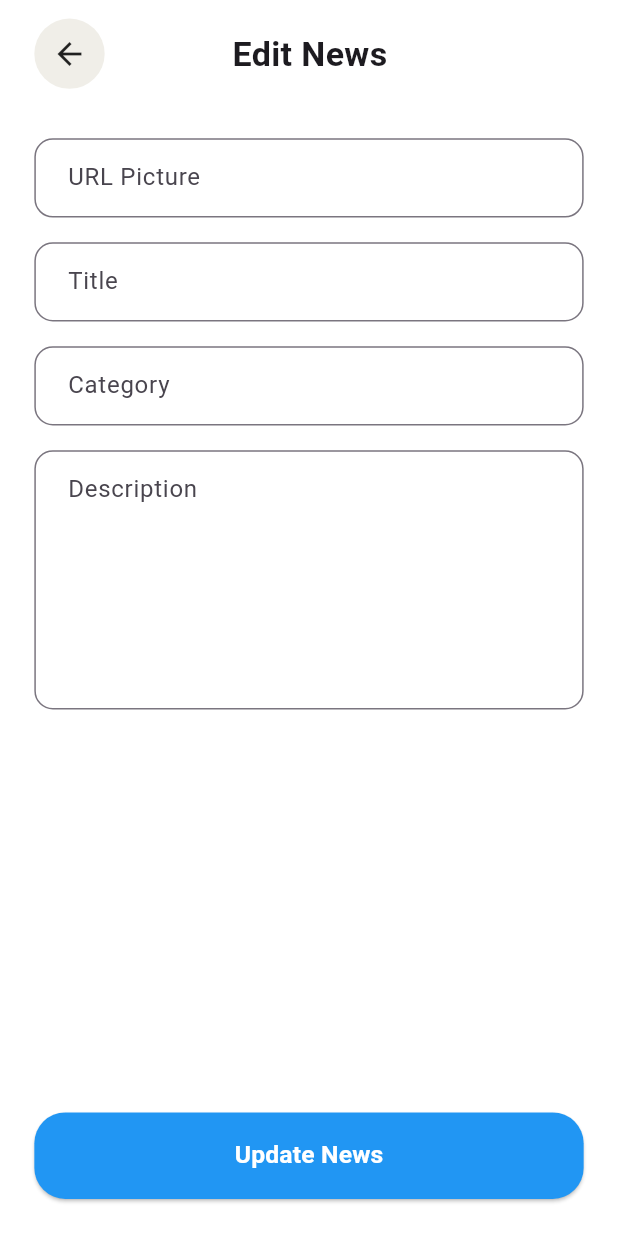
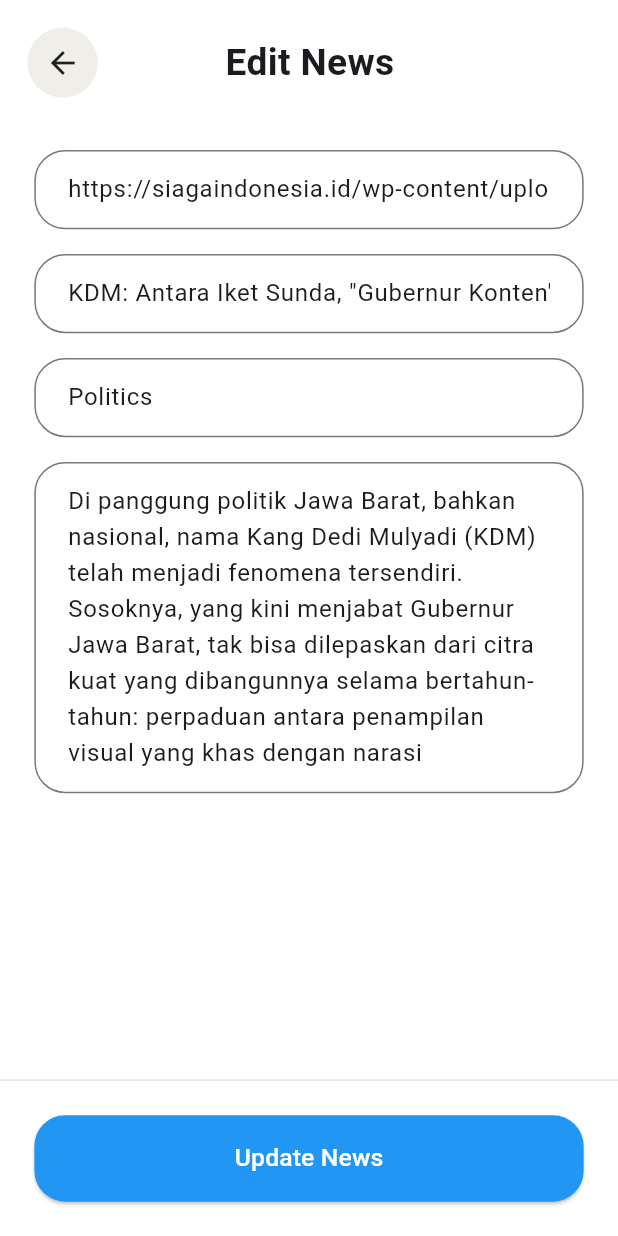
Before and after one commit to Aditia-115/ayeunews-fix, a Flutter app: the EditNewsScreen screen opened directly, on a phone screen of 412 x 824 dp. Run offline on Flutter 3.47's test engine with Material 3 defaults, Android fonts, the phone set to English and light mode, and no system bars; our stand-ins replace carousel_slider, flutter_screenutil, go_router.

Commit message:
edit news

```diff
--- a/lib/views/widgets/edit_news_screen.dart
+++ b/lib/views/widgets/edit_news_screen.dart
@@ -1,39 +1,42 @@
 import 'package:flutter/material.dart';
 import 'package:flutter_screenutil/flutter_screenutil.dart';
 
-class EditNewsScreen extends StatefulWidget {
+class EditNewsScreen extends StatelessWidget {
   const EditNewsScreen({super.key});
 
   @override
-  State<EditNewsScreen> createState() => _EditNewsScreenState();
-}
+  Widget build(BuildContext context) {
+    final imageController = TextEditingController(
+      text: 'https://siagaindonesia.id/wp-content/uploads/2025/05/581638_06243412052025_dedi_mulyadi_1_rmoljab-750x375.jpeg',
+    );
+    final titleController = TextEditingController(
+      text: 'KDM: Antara Iket Sunda, "Gubernur Konten", dan Realitas Kepemimpinan',
+    );
+    final categoryController = TextEditingController(
+      text: 'Politics',
+    );
+    final contentController = TextEditingController(
+      text:
+          'Di panggung politik Jawa Barat, bahkan nasional, nama Kang Dedi Mulyadi (KDM) telah menjadi fenomena tersendiri. '
+          'Sosoknya, yang kini menjabat Gubernur Jawa Barat, tak bisa dilepaskan dari citra kuat yang dibangunnya selama bertahun-tahun: '
+          'perpaduan antara penampilan visual yang khas dengan narasi kepemimpinan yang merakyat dan berakar budaya. '
+          'Namun, di balik popularitas yang meroket, terutama di era media sosial yang menjulukinya "Gubernur Konten", '
+          'terbentang spektrum persepsi publik yang kompleks, dari puja-puji hingga kritik tajam. Menganalisis citra '
+          'KDM melalui lensa visualisasi dan konseptualisasi menjadi penting untuk memahami bagaimana ia dipandang, dan '
+          'apa implikasinya bagi lanskap politik kita.',
+    );
 
-class _EditNewsScreenState extends State<EditNewsScreen> {
-  final _formKey = GlobalKey<FormState>();
-  final _urlController = TextEditingController();
-  final _titleController = TextEditingController();
-  final _categoryController = TextEditingController();
-  final _descController = TextEditingController();
-
-  @override
-  void dispose() {
-    _urlController.dispose();
-    _titleController.dispose();
-    _categoryController.dispose();
-    _descController.dispose();
-    super.dispose();
-  }
-
-  InputDecoration _inputDecoration(String hint) => InputDecoration(
+    InputDecoration inputDecoration(String hint) {
+      return InputDecoration(
         hintText: hint,
         contentPadding: EdgeInsets.symmetric(horizontal: 16.w, vertical: 14.h),
         border: OutlineInputBorder(
-          borderRadius: BorderRadius.circular(12.r),
+          borderRadius: BorderRadius.circular(20.r),
+          borderSide: const BorderSide(color: Colors.black),
         ),
       );
+    }
 
-  @override
-  Widget build(BuildContext context) {
     return Scaffold(
       backgroundColor: Colors.white,
       body: SafeArea(
@@ -41,7 +44,7 @@ class _EditNewsScreenState extends State<EditNewsScreen> {
           children: [
             // Header
             Padding(
-              padding: EdgeInsets.symmetric(horizontal: 20.w, vertical: 12.h),
+              padding: EdgeInsets.all(16.w),
               child: Row(
                 children: [
                   InkWell(
@@ -49,8 +52,8 @@ class _EditNewsScreenState extends State<EditNewsScreen> {
                     borderRadius: BorderRadius.circular(100),
                     child: Container(
                       padding: EdgeInsets.all(10.w),
-                      decoration: BoxDecoration(
-                        color: const Color(0xFFF0EEE8),
+                      decoration: const BoxDecoration(
+                        color: Color(0xFFF0EEE8),
                         shape: BoxShape.circle,
                       ),
                       child: const Icon(Icons.arrow_back),
@@ -60,37 +63,68 @@ class _EditNewsScreenState extends State<EditNewsScreen> {
                     child: Center(
                       child: Text(
                         'Edit News',
-                        style: TextStyle(fontSize: 22.sp, fontWeight: FontWeight.w600),
+                        style: TextStyle(fontSize: 24.sp, fontWeight: FontWeight.w600),
                       ),
                     ),
                   ),
-                  SizedBox(width: 40.w), // Spacer
+                  SizedBox(width: 40.w), // spacing balance
                 ],
               ),
             ),
 
-            // Form fields + button
+            // Form
             Expanded(
               child: SingleChildScrollView(
                 padding: EdgeInsets.symmetric(horizontal: 20.w),
-                child: Form(
-                  key: _formKey,
                 child: Column(
                   children: [
-                      SizedBox(height: 20.h),
-                      TextFormField(controller: _urlController, decoration: _inputDecoration('URL Picture')),
-                      SizedBox(height: 16.h),
-                      TextFormField(controller: _titleController, decoration: _inputDecoration('Title')),
-                      SizedBox(height: 16.h),
-                      TextFormField(controller: _categoryController, decoration: _inputDecoration('Category')),
                     SizedBox(height: 16.h),
                     TextFormField(
-                        controller: _descController,
-                        decoration: _inputDecoration('Description'),
-                        maxLines: 6,
+                      controller: imageController,
+                      decoration: inputDecoration('URL Picture'),
                     ),
-                      SizedBox(height: 100.h),
+                    SizedBox(height: 16.h),
+                    TextFormField(
+                      controller: titleController,
+                      decoration: inputDecoration('Title'),
+                    ),
+                    SizedBox(height: 16.h),
+                    TextFormField(
+                      controller: categoryController,
+                      decoration: inputDecoration('Category'),
+                    ),
+                    SizedBox(height: 16.h),
+                    TextFormField(
+                      controller: contentController,
+                      maxLines: 8,
+                      decoration: inputDecoration('Description'),
+                    ),
+                    SizedBox(height: 100.h), // Extra space for keyboard
                   ],
+                ),
+              ),
+            ),
+
+            // Button
+            Container(
+              padding: EdgeInsets.all(20.w),
+              decoration: BoxDecoration(
+                border: Border(top: BorderSide(color: Colors.grey.shade300)),
+              ),
+              child: SizedBox(
+                width: double.infinity,
+                height: 56.h,
+                child: ElevatedButton(
+                  onPressed: () {},
+                  style: ElevatedButton.styleFrom(
+                    backgroundColor: Colors.blue,
+                    shape: RoundedRectangleBorder(
+                      borderRadius: BorderRadius.circular(20.r),
+                    ),
+                  ),
+                  child: Text(
+                    'Update News',
+                    style: TextStyle(color: Colors.white, fontSize: 16.sp),
                   ),
                 ),
               ),
@@ -98,28 +132,6 @@ class _EditNewsScreenState extends State<EditNewsScreen> {
           ],
         ),
       ),
-      bottomNavigationBar: Container(
-        padding: EdgeInsets.fromLTRB(20.w, 12.h, 20.w, 24.h),
-        color: Colors.white,
-        child: SizedBox(
-          height: 56.h,
-          child: ElevatedButton(
-            onPressed: () {
-              if (_formKey.currentState!.validate()) {
-                Navigator.pop(context);
-              }
-            },
-            style: ElevatedButton.styleFrom(
-              backgroundColor: Colors.blue,
-              shape: RoundedRectangleBorder(borderRadius: BorderRadius.circular(20.r)),
-            ),
-            child: Text(
-              'Update News',
-              style: TextStyle(fontSize: 16.sp, color: Colors.white, fontWeight: FontWeight.bold),
-            ),
-          ),
-        ),
-      ),
     );
   }
 }
```
Lines whose indentation alone changed are shown as unchanged.
